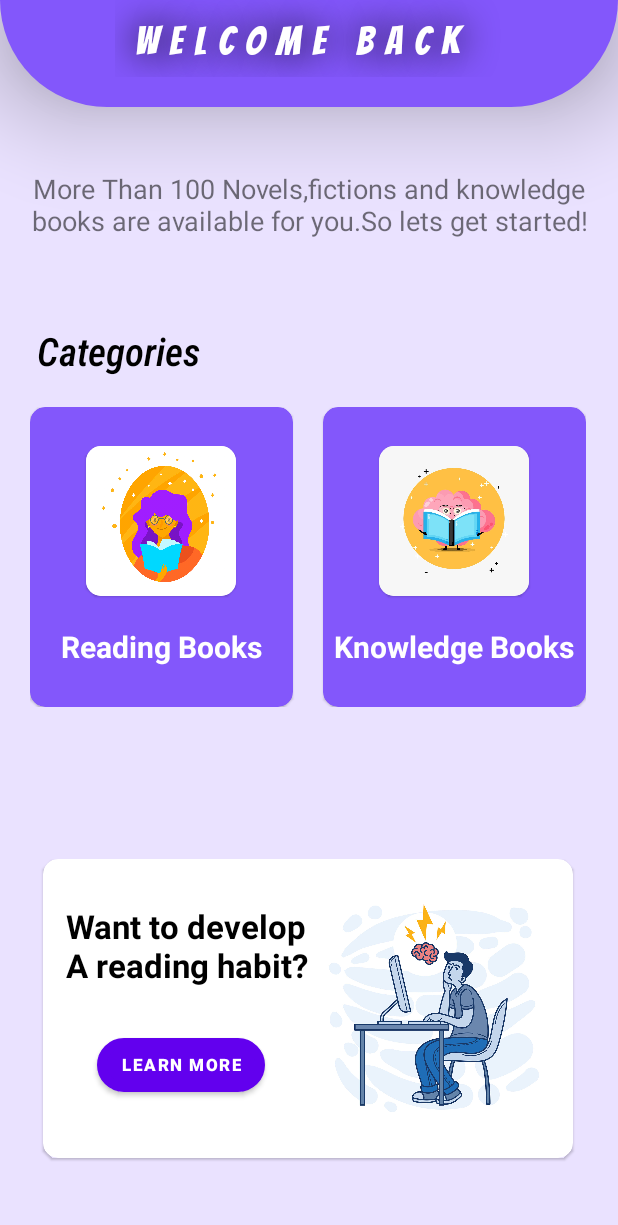
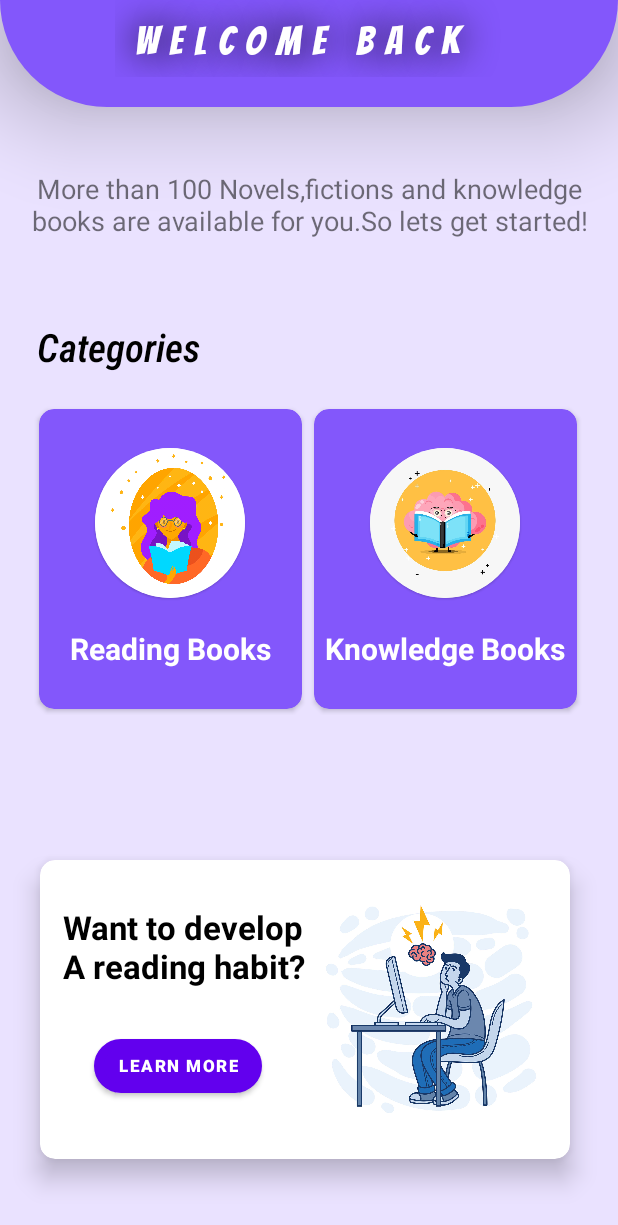
Before and after one commit to pratistha-05/Book-Store-App, an Android app: the UserChoice screen opened directly, with no data from a screen before it, on a phone screen of 412 x 824 dp. Shown: the top 1225 px of the screen. Run offline under Robolectric (Android 15) with nearby library versions, the phone set to English and light mode, and no system bars; libraries missing offline, so code that uses them is left out: com.cuberto.liquid_swipe; Roboto replaces fonts that are not available here.

Commit message:
welcome screen

```diff
--- a/app/src/main/res/drawable/shape_login.xml
+++ b/app/src/main/res/drawable/shape_login.xml
@@ -1,7 +1,7 @@
 <?xml version="1.0" encoding="utf-8"?>
 <shape xmlns:android="http://schemas.android.com/apk/res/android">
 <solid android:color="@color/white"/>
-<corners android:topLeftRadius="80dp"
+<corners android:topLeftRadius="40dp"
     android:topRightRadius="40dp"/>
-    />
+
 </shape>
--- a/app/src/main/res/drawable/shape_welcome.xml
+++ b/app/src/main/res/drawable/shape_welcome.xml
@@ -1,8 +1,11 @@
 <?xml version="1.0" encoding="utf-8"?>
+
 <shape xmlns:android="http://schemas.android.com/apk/res/android">
     <solid android:color="#8357FB"/>
+
     <corners android:bottomLeftRadius="90dp"
         android:bottomRightRadius="90dp"/>
 
 
+
 </shape>
--- a/app/src/main/res/layout/activity_main.xml
+++ b/app/src/main/res/layout/activity_main.xml
@@ -9,7 +9,7 @@
 
 
     <TextView
-        android:id="@+id/textView"
+        android:id="@+id/text"
         android:layout_width="wrap_content"
         android:layout_height="wrap_content"
         android:fontFamily="@font/architects_daughter"
--- a/app/src/main/res/layout/activity_user_choice.xml
+++ b/app/src/main/res/layout/activity_user_choice.xml
@@ -5,6 +5,7 @@
     android:layout_width="match_parent"
     android:layout_height="match_parent"
     android:background="#EAE2FF"
+
     tools:context=".UserChoice">
 
     <androidx.constraintlayout.widget.ConstraintLayout
@@ -51,11 +52,11 @@
         android:id="@+id/textView9"
         android:layout_width="wrap_content"
         android:layout_height="wrap_content"
-        android:layout_marginStart="15dp"
-        android:layout_marginEnd="15dp"
+        android:layout_marginStart="25dp"
+        android:layout_marginEnd="25dp"
         android:layout_marginBottom="30dp"
         android:gravity="center"
-        android:text="More Than 100 Novels,fictions and knowledge books are available for you.So lets get started!"
+        android:text="More than 100 Novels,fictions and knowledge books are available for you.So lets get started!"
         android:textSize="18sp"
         app:layout_constraintBottom_toBottomOf="parent"
         app:layout_constraintEnd_toEndOf="parent"
@@ -69,6 +70,7 @@
         android:layout_height="wrap_content"
         android:fontFamily="sans-serif-condensed-medium"
         android:text="Categories"
+
         android:textColor="@color/black"
         android:textSize="26sp"
 
@@ -96,10 +98,10 @@
             android:id="@+id/cardview1"
             android:layout_width="175dp"
             android:layout_height="200dp"
-            android:elevation="10dp"
             app:cardBackgroundColor="#8357FB"
             app:cardCornerRadius="10dp"
-            app:cardElevation="1dp"
+            android:elevation="10dp"
+            android:layout_margin="4dp"
             app:layout_constraintBottom_toTopOf="parent"
             app:layout_constraintEnd_toEndOf="parent"
             app:layout_constraintStart_toStartOf="parent"
@@ -117,7 +119,7 @@
                     android:layout_height="wrap_content"
                     android:layout_gravity="center"
                     android:elevation="10dp"
-                    app:cardCornerRadius="10dp"
+                    app:cardCornerRadius="50dp"
                     app:cardElevation="1dp">
 
                     <ImageView
@@ -146,10 +148,11 @@
             android:id="@+id/cardview2"
             android:layout_width="175dp"
             android:layout_height="200dp"
-            android:layout_marginLeft="20dp"
+            android:layout_marginStart="30dp"
             app:cardBackgroundColor="#8357FB"
             app:cardCornerRadius="10dp"
-            app:cardElevation="1dp"
+            android:elevation="10dp"
+            android:layout_margin="4dp"
             app:layout_constraintBottom_toTopOf="parent"
             app:layout_constraintEnd_toEndOf="parent"
             app:layout_constraintStart_toStartOf="parent"
@@ -166,7 +169,7 @@
                     android:layout_height="wrap_content"
                     android:layout_gravity="center"
                     android:elevation="10dp"
-                    app:cardCornerRadius="10dp"
+                    app:cardCornerRadius="50dp"
                     app:cardElevation="1dp">
 
                     <ImageView
@@ -189,6 +192,7 @@
             </LinearLayout>
         </androidx.cardview.widget.CardView>
 
+
     </LinearLayout>
 
     <androidx.cardview.widget.CardView
@@ -198,10 +202,11 @@
         android:layout_marginStart="25dp"
         android:layout_marginEnd="25dp"
         android:elevation="10dp"
+        android:layout_margin="4dp"
         android:foregroundGravity="center"
         app:cardBackgroundColor="@color/white"
         app:cardCornerRadius="10dp"
-        app:cardElevation="1dp"
+        app:cardElevation="10dp"
         app:layout_constraintBottom_toBottomOf="parent"
         app:layout_constraintEnd_toEndOf="parent"
         app:layout_constraintHorizontal_bias="0.444"
```
Also changed, not shown: app/src/main/java/com/example/mystore/MainActivity.java (+8 -2 lines).
